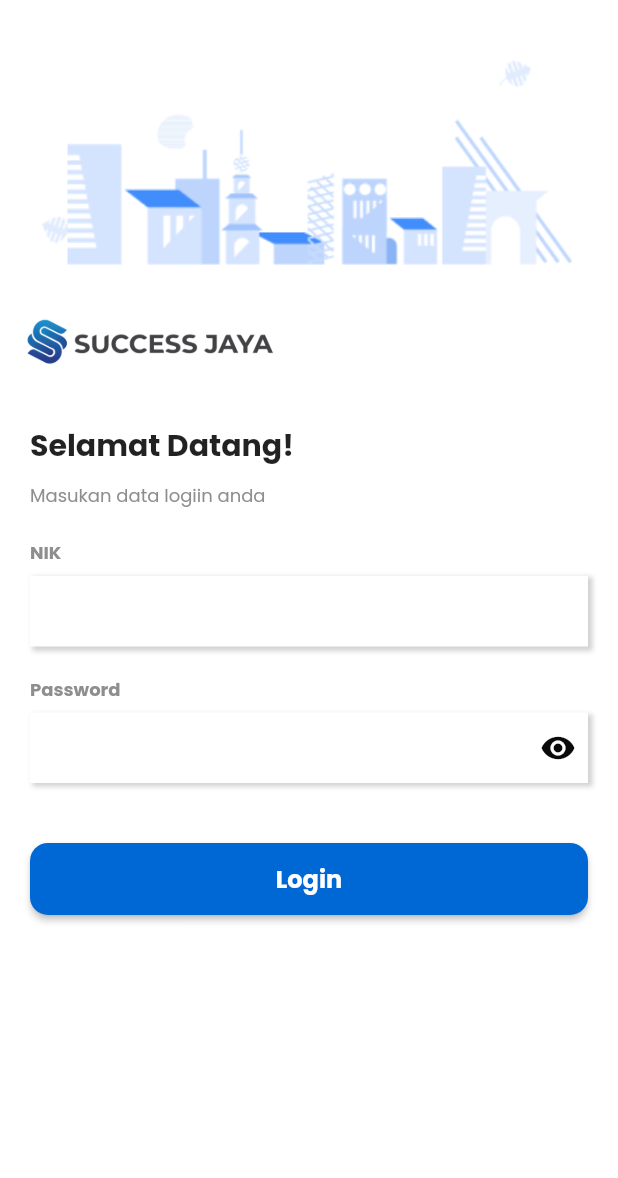
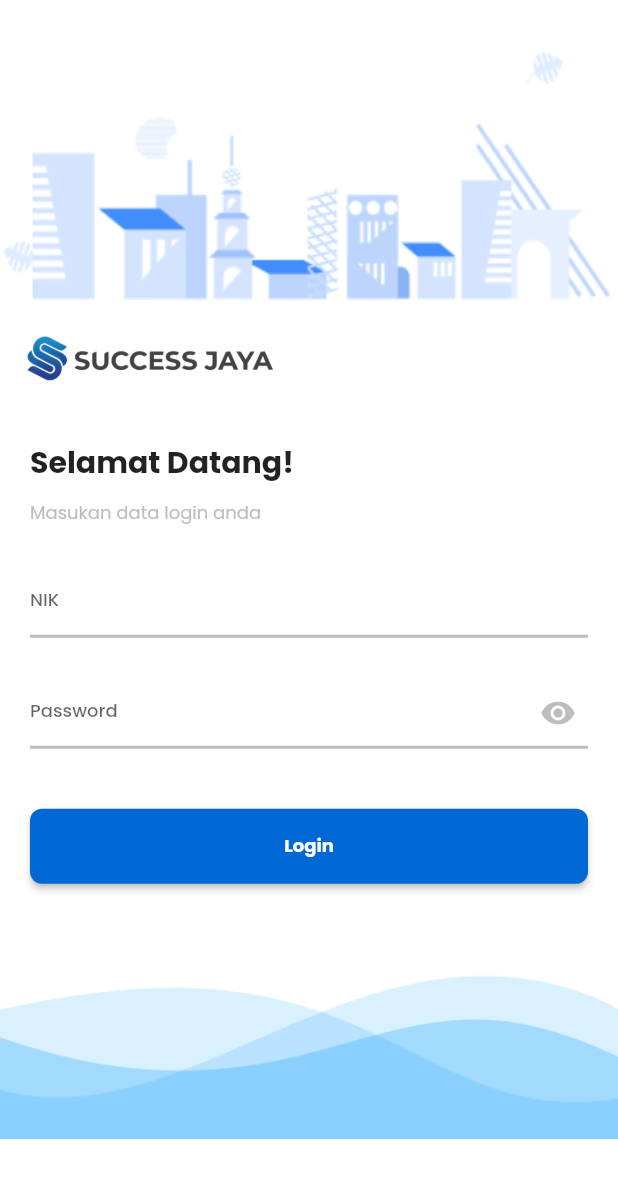
Before and after one commit to Gusrinda/ql_hris, a Flutter app: the screen it shows after launch, on a phone screen of 412 x 824 dp. Shown: the top 1178 px of the screen. Run offline on Flutter 3.47's test engine with Material 2 defaults, Android fonts, the phone set to English and light mode, and no system bars; our stand-ins replace bloc, cached_network_image, connectivity_plus, equatable, flutter_bloc, flutter_image_compress and 10 more; accounts and stored records are empty; project files that could hold a hidden picture were left out.

Commit message:
Update LoginPage Style based on Figma HRIS

```diff
--- /dev/null
+++ b/lib/componens/HRIS/text_form_custom_HRIS1.dart
@@ -0,0 +1,132 @@
+import 'package:flutter/material.dart';
+import 'package:ql_absensi_express_mobile/utils/const.dart';
+
+class TextFormCustomHRIS1 extends StatefulWidget {
+  final String? labelText;
+  final double? width, height;
+  final EdgeInsetsGeometry? margin;
+  final double? textSize;
+  final TextInputType? keyboardType;
+  final bool isPassword;
+  final bool? enable;
+  final String? Function(String?)? validator;
+  final TextEditingController? controller;
+  const TextFormCustomHRIS1({
+    Key? key,
+    this.labelText,
+    this.width,
+    this.height,
+    this.margin,
+    this.textSize = 14,
+    this.keyboardType,
+    this.isPassword = false,
+    this.enable = true,
+    this.validator,
+    this.controller,
+  }) : super(key: key);
+
+  @override
+  State<TextFormCustomHRIS1> createState() => _TextFormCustomHRIS1State();
+}
+
+class _TextFormCustomHRIS1State extends State<TextFormCustomHRIS1> {
+  bool _isPasswordShowed = false;
+
+  @override
+  void initState() {
+    _isPasswordShowed = widget.isPassword;
+    super.initState();
+  }
+
+  @override
+  Widget build(BuildContext context) {
+    return Container(
+      height: widget.height,
+      width: widget.width,
+      // margin: widget.margin,
+      child: Column(
+        crossAxisAlignment: CrossAxisAlignment.start,
+        children: [
+          const SizedBox(height: 6),
+          TextFormField(
+            controller: widget.controller,
+            enabled: widget.enable,
+            keyboardType: widget.keyboardType,
+            obscureText: _isPasswordShowed,
+            style: TextStyle(
+              fontSize: widget.textSize,
+              color: widget.enable!
+                  ? MyColorsConst.darkColor
+                  : MyColorsConst.disableColor,
+            ),
+            validator: widget.validator,
+            decoration: InputDecoration(
+              labelText: widget.labelText,
+              labelStyle: TextStyle(
+                fontFamily: "Poppins",
+                fontSize: 12,
+                fontWeight: FontWeight.w500,
+              ),
+              floatingLabelStyle: TextStyle(
+                fontFamily: "Poppins",
+                fontSize: 14,
+                fontWeight: FontWeight.w500
+              ),
+              // isDense: true,
+              contentPadding: EdgeInsets.zero,
+              suffixIcon: widget.isPassword && widget.enable!
+                  ? InkWell(
+                      onTap: () {
+                        setState(() {
+                          _isPasswordShowed = !_isPasswordShowed;
+                        });
+                      },
+                      child: Padding(
+                        padding: const EdgeInsets.symmetric(horizontal: 8),
+                        child: Icon(
+                          _isPasswordShowed
+                              ? Icons.visibility
+                              : Icons.visibility_off,
+                          color: MyColorsConst.lightDarkColor,
+                          size: 24,
+                        ),
+                      ),
+                    )
+                  : null,
+              suffixIconConstraints: widget.isPassword
+                  ? const BoxConstraints(minWidth: 0, minHeight: 0)
+                  : null,
+              border: InputBorder.none,
+              enabledBorder: UnderlineInputBorder(
+                borderSide: BorderSide(
+                  color: MyColorsConst.lightDarkColor,
+                  width: 2,
+                ),
+              ),
+              focusedBorder: const UnderlineInputBorder(
+                borderSide: BorderSide(
+                  color: MyColorsConst.primaryColor,
+                  width: 2,
+                ),
+              ),
+              errorBorder: UnderlineInputBorder(
+                borderSide: BorderSide(
+                  color: Colors.red,
+                  width: 2,
+                ),
+              ),
+              focusedErrorBorder: UnderlineInputBorder(
+                borderSide: BorderSide(
+                  color: Colors.red,
+                  width: 2,
+                ),
+              ),
+              filled: true,
+              fillColor: widget.enable! ? Colors.transparent : Colors.black12,
+            ),
+          ),
+        ],
+      ),
+    );
+  }
+}
--- a/lib/componens/text_button_custom_v1.dart
+++ b/lib/componens/text_button_custom_v1.dart
@@ -4,6 +4,7 @@ import 'package:ql_absensi_express_mobile/utils/const.dart';
 class TextButtonCustomV1 extends StatelessWidget {
   final String text;
   final double? width;
+  final double? height;
   final EdgeInsetsGeometry? margin;
   final Color? backgroundColor, textColor;
   final double? textSize;
@@ -12,10 +13,11 @@ class TextButtonCustomV1 extends StatelessWidget {
     Key? key,
     required this.text,
     this.width,
+    this.height,
     this.margin,
     this.backgroundColor,
     this.textColor = Colors.white,
-    this.textSize = 16,
+    this.textSize = 14,
     required this.onPressed,
   }) : super(key: key);
 
@@ -23,6 +25,7 @@ class TextButtonCustomV1 extends StatelessWidget {
   Widget build(BuildContext context) {
     return Container(
       width: width,
+      height: height,
       margin: margin,
       child: ElevatedButton(
         onPressed: onPressed,
@@ -30,7 +33,7 @@ class TextButtonCustomV1 extends StatelessWidget {
           backgroundColor: onPressed != null ? backgroundColor : MyColorsConst.disableColor,
           padding: const EdgeInsets.symmetric(vertical: 12),
           shape: RoundedRectangleBorder(
-            borderRadius: BorderRadius.circular(12),
+            borderRadius: BorderRadius.circular(8),
             side: BorderSide.none,
           ),
         ),
--- a/lib/componens/text_form_custom_v1.dart
+++ b/lib/componens/text_form_custom_v1.dart
@@ -2,7 +2,7 @@ import 'package:flutter/material.dart';
 import 'package:ql_absensi_express_mobile/utils/const.dart';
 
 class TextFormCustomV1 extends StatefulWidget {
-  final String titleText;
+  final String? titleText;
   final double? width, height;
   final EdgeInsetsGeometry? margin;
   final double? textSize;
@@ -13,7 +13,7 @@ class TextFormCustomV1 extends StatefulWidget {
   final TextEditingController? controller;
   const TextFormCustomV1({
     Key? key,
-    required this.titleText,
+    this.titleText,
     this.width,
     this.height,
     this.margin,
@@ -48,10 +48,10 @@ class _TextFormCustomV1State extends State<TextFormCustomV1> {
         crossAxisAlignment: CrossAxisAlignment.start,
         children: [
           Text(
-            widget.titleText,
+            widget.titleText!,
             style: const TextStyle(
               fontSize: 12,
-              fontWeight: FontWeight.bold,
+              fontWeight: FontWeight.w600,
               color: MyColorsConst.lightDarkColor,
             ),
           ),
--- a/lib/main.dart
+++ b/lib/main.dart
@@ -35,6 +35,7 @@ class MyApp extends StatelessWidget {
         scaffoldBackgroundColor: Colors.white,
         brightness: Brightness.light,
         primaryColor: MyColorsConst.primaryColor,
+        primarySwatch: themeAppColor,
         dividerColor: Colors.transparent,
         textTheme:
                     GoogleFonts.poppinsTextTheme(Theme.of(context).textTheme),
--- a/lib/pages/authentication/authentication_layout.dart
+++ b/lib/pages/authentication/authentication_layout.dart
@@ -26,18 +26,19 @@ class AuthenticationLayout extends StatelessWidget {
     {
       "hideAppBar": true,
       "title": "Selamat Datang!",
-      "subTitle": "Masukan data logiin anda",
+      "subTitle": "Masukan data login anda",
       // "paddingTop": 80.0,
       "image": "assets/images/city.png",
-      "image2": "assets/images/Logo_Success_Jaya.png"
+      "image2": "assets/images/Logo_Success_Jaya.png",
+      "imageBottom": "assets/images/loginBottomHRIS.png",
     },
   ];
 
   @override
   Widget build(BuildContext context) {
     final size = MediaQuery.of(context).size;
-    return SafeArea(
-      child: Scaffold(
+    return Scaffold(
+      resizeToAvoidBottomInset: false,
       appBar: layoutData[layoutState.index]["hideAppBar"] as bool
           ? null
           : AppBar(
@@ -48,14 +49,18 @@ class AuthenticationLayout extends StatelessWidget {
               ),
             ),
       body: SingleChildScrollView(
-          child: Center(
         child: Column(
           crossAxisAlignment: CrossAxisAlignment.start,
+          mainAxisAlignment: MainAxisAlignment.spaceBetween,
           children: <Widget>[
-                Image.asset(
-                  width: size.width * 100,
+            Container(
+              height: 200,
+              child: Image.asset(
+                fit: BoxFit.fill,
+                width: MediaQuery.of(context).size.width,
                 layoutData[layoutState.index]["image"] as String,
                 // fit: BoxFit.fitWidth,
+              ),
             ),
             Image.asset(
               width: size.width * 1 / 2,
@@ -95,9 +100,12 @@ class AuthenticationLayout extends StatelessWidget {
                 ),
               ),
             ),
+            Image.asset(
+              width: MediaQuery.of(context).size.width,
+              layoutData[layoutState.index]["imageBottom"] as String,
+              // fit: BoxFit.fitWidth,
+            ),
           ],
-            ),
-          ),
         ),
       ),
     );
--- a/lib/pages/authentication/login/login_page.dart
+++ b/lib/pages/authentication/login/login_page.dart
@@ -4,7 +4,7 @@ import 'package:form_field_validator/form_field_validator.dart';
 import 'package:ql_absensi_express_mobile/componens/dialog_custom_v1.dart';
 import 'package:ql_absensi_express_mobile/componens/loading_dialog_custom_v1.dart';
 import 'package:ql_absensi_express_mobile/componens/text_button_custom_v1.dart';
-import 'package:ql_absensi_express_mobile/componens/text_form_custom_v1.dart';
+import 'package:ql_absensi_express_mobile/componens/HRIS/text_form_custom_HRIS1.dart';
 import 'package:ql_absensi_express_mobile/pages/authentication/authentication_layout.dart';
 import 'package:ql_absensi_express_mobile/pages/authentication/login/bloc/login_bloc.dart';
 import 'package:ql_absensi_express_mobile/pages/home/home_page.dart';
@@ -49,28 +49,31 @@ class LoginPage extends StatelessWidget {
         layoutState: AuthenticationLayoutState.login,
         autovalidateMode: AutovalidateMode.onUserInteraction,
         contents: [
-          TextFormCustomV1(
-            titleText: "NIK",
+          TextFormCustomHRIS1(
+            labelText: "NIK",
             keyboardType: TextInputType.emailAddress,
             controller: emailController,
             validator: MultiValidator([
-              RequiredValidator(errorText: "* Required!"),
-              EmailValidator(errorText: "Email not Valid!")
+              RequiredValidator(errorText: "Masukkan NIK yang terdaftar"),
+              // EmailValidator(errorText: "Email not Valid!")
             ]),
           ),
           const SizedBox(height: 20),
-          TextFormCustomV1(
-            titleText: "Password",
+          TextFormCustomHRIS1(
+            labelText: "Password",
             isPassword: true,
             controller: passwordController,
             keyboardType: TextInputType.visiblePassword,
             validator: MultiValidator([
-              RequiredValidator(errorText: "* Required!"),
+              RequiredValidator(errorText: "Masukkan Password"),
             ]),
           ),
           const SizedBox(height: 40),
           TextButtonCustomV1(
+            width: MediaQuery.of(context).size.width,
+            height: 50,
             text: "Login",
+            textSize: 12,
             backgroundColor: MyColorsConst.primaryColor,
             textColor: MyColorsConst.whiteColor,
             onPressed: () {
--- a/lib/utils/const.dart
+++ b/lib/utils/const.dart
@@ -13,6 +13,22 @@ class MyGeneralConst {
   static const CODE_UNKWON_ERROR = 403;
 }
 
+const MaterialColor themeAppColor = MaterialColor(
+    0xff0068D4,
+    <int, Color>{
+      50: Color(0xff0068D4),
+      100: Color(0xff0068D4),
+      200: Color(0xff0068D4),
+      300: Color(0xff0068D4),
+      400: Color(0xff0068D4),
+      500: Color(0xff0068D4),
+      600: Color(0xff0068D4),
+      700: Color(0xff0068D4),
+      800: Color(0xff0068D4),
+      900: Color(0xff0068D4),
+    },
+  );
+
 class MyColorsConst {
   static const whiteColor = Colors.white;
   static const disableColor = Color.fromARGB(255, 180, 180, 180);
@@ -22,7 +38,7 @@ class MyColorsConst {
   static const yellowColor = Color.fromARGB(255, 255, 187, 0);
 
   static const shadowColor = Color.fromARGB(255, 209, 209, 209);
-  static const lightDarkColor = Color.fromARGB(255, 142, 142, 142);
+  static const lightDarkColor = Color(0xFFBDBDBD);
   static const semiDarkColor = Color.fromARGB(255, 104, 104, 104);
   static const darkColor = Color.fromARGB(255, 10, 10, 10);
 
```
Also changed, not shown: assets/images/loginBottomHRIS.png (added). Lines whose indentation alone changed are shown as unchanged.
